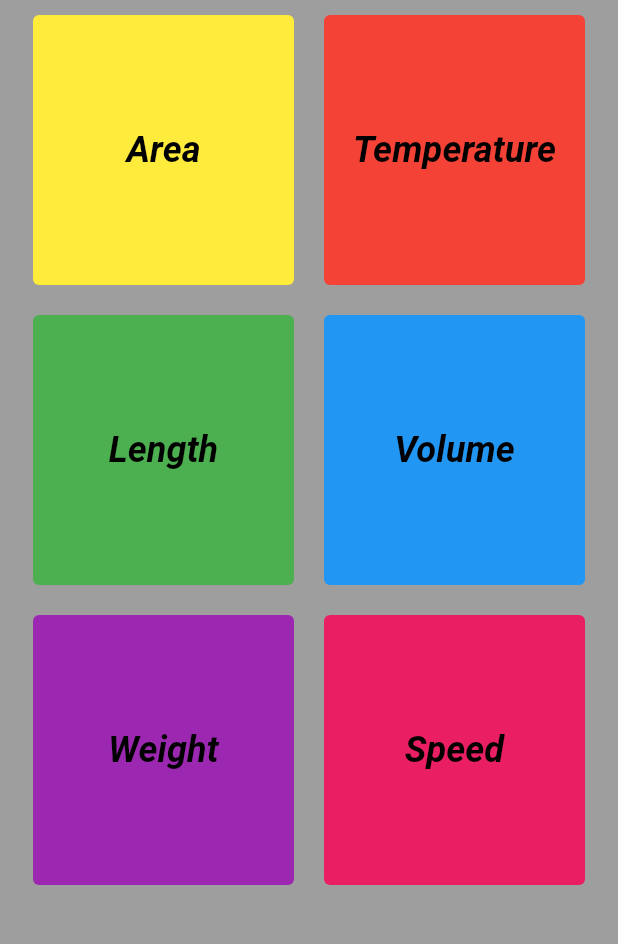
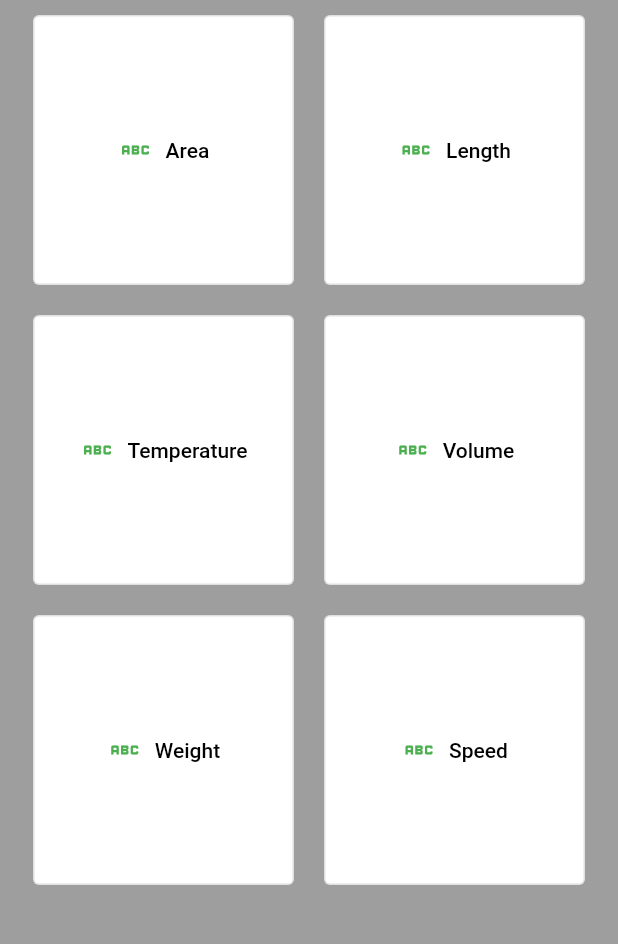
Before and after one commit to Salagoza/converter-app, a Flutter app: the screen it shows after launch, on a phone screen of 412 x 824 dp, the part 144-1088 px from its top. Run offline on Flutter 3.47's test engine with Material 2 defaults, Android fonts, the phone set to English and light mode, and no system bars; missing offline and left inert: dart:ffi.

Commit message:
Edit category button
-Add redirection & icons to each button

```diff
--- /dev/null
+++ b/lib/category_button_action.dart
@@ -0,0 +1,48 @@
+import 'dart:ui';
+
+import 'package:flutter/material.dart';
+
+class CategoryAction {
+  final Color color;
+  final String label;
+  final Color labelColor;
+  final IconData iconData;
+  final Color iconColor;
+  final void Function(BuildContext) callback;
+
+  CategoryAction({
+    this.color = Colors.blueGrey,
+    required this.label,
+    this.labelColor = Colors.white,
+    required this.iconData,
+    this.iconColor = Colors.white,
+    required this.callback,
+  });
+}
+
+class CategoryButton extends StatelessWidget {
+  final CategoryAction action;
+
+  const CategoryButton({
+    Key? key,
+    required this.action,
+  }) : super(key: key);
+
+  @override
+  Widget build(BuildContext context) {
+    return Expanded(child: Container(
+      padding: const EdgeInsets.all(10),
+      height: 200,
+      child:OutlinedButton.icon(
+        onPressed: () => action.callback.call(context),
+        style: OutlinedButton.styleFrom(
+          backgroundColor: action.color,
+          padding: const EdgeInsets.all(16.0),
+        ),
+        label: Text(action.label, style: TextStyle(color: action.labelColor)),
+        icon: Icon(action.iconData, color: action.iconColor),
+      ) ,
+
+    ));
+  }
+}
--- a/lib/main.dart
+++ b/lib/main.dart
@@ -1,4 +1,8 @@
 
+import 'dart:ffi';
+
+import 'package:converter_app/category_button_action.dart';
+import 'package:converter_app/test_page.dart';
 import 'package:flutter/material.dart';
 
 void main() {
@@ -9,7 +13,7 @@ class Homepage extends StatelessWidget {
   const Homepage({Key? key}) : super(key: key);
 
   // Method to create a category of unit
-  Widget createCategoryButton(Color c,String buttonLabel) {
+  Widget createCategoryButton(Color c,String buttonLabel,context,StatelessWidget widget) {
     return Expanded(
         child: Container(
           padding: const EdgeInsets.all(10),
@@ -25,7 +29,9 @@ class Homepage extends StatelessWidget {
                     fontWeight: FontWeight.bold)
             ),
             onPressed: () {
-              print(buttonLabel);
+              Navigator.push(
+                  context,
+                  MaterialPageRoute(builder: (context) => const TestPage()));
             },
           ),
         )
@@ -58,25 +64,80 @@ class Homepage extends StatelessWidget {
                 ),
               ),
                 Row(
-                    children: [createCategoryButton(Colors.yellow, "Area"),
-                      createCategoryButton(Colors.red, "Temperature")
-                    ]),
+                    children: [CategoryButton(action: CategoryAction(
+                      color: Colors.white,
+                      label: "Area",
+                      labelColor: Colors.black,
+                      iconData: Icons.abc,
+                      iconColor: Colors.green,
+                      callback: (context) {
+                        Navigator.of(context).push(MaterialPageRoute(builder: (_) => TestPage()));
+                      }
+                    )),
+                      CategoryButton(action: CategoryAction(
+                          color: Colors.white,
+                          label: "Length",
+                          labelColor: Colors.black,
+                          iconData: Icons.abc,
+                          iconColor: Colors.green,
+                          callback: (context) {
+                            Navigator.of(context).push(MaterialPageRoute(builder: (_) => TestPage()));
+                          }
+                      ))
+                    ],
+          ),
                 Row(
-                    children: [createCategoryButton(Colors.green, "Length"),
-                      createCategoryButton(Colors.blue, "Volume")]
+                  children: [CategoryButton(action: CategoryAction(
+                      color: Colors.white,
+                      label: "Temperature",
+                      labelColor: Colors.black,
+                      iconData: Icons.abc,
+                      iconColor: Colors.green,
+                      callback: (context) {
+                        Navigator.of(context).push(MaterialPageRoute(builder: (_) => TestPage()));
+                      }
+                  )),
+                    CategoryButton(action: CategoryAction(
+                        color: Colors.white,
+                        label: "Volume",
+                        labelColor: Colors.black,
+                        iconData: Icons.abc,
+                        iconColor: Colors.green,
+                        callback: (context) {
+                          Navigator.of(context).push(MaterialPageRoute(builder: (_) => TestPage()));
+                        }
+                    ))
+                  ],
                 ),
                 Row(
-                    children: [createCategoryButton(Colors.purple,"Weight"),
-                      createCategoryButton(Colors.pink,"Speed")]
+                  children: [CategoryButton(action: CategoryAction(
+                      color: Colors.white,
+                      label: "Weight",
+                      labelColor: Colors.black,
+                      iconData: Icons.abc,
+                      iconColor: Colors.green,
+                      callback: (context) {
+                        Navigator.of(context).push(MaterialPageRoute(builder: (_) => TestPage()));
+                      }
+                  )),
+                    CategoryButton(action: CategoryAction(
+                        color: Colors.white,
+                        label: "Speed",
+                        labelColor: Colors.black,
+                        iconData: Icons.abc,
+                        iconColor: Colors.green,
+                        callback: (context) {
+                          Navigator.of(context).push(MaterialPageRoute(builder: (_) => TestPage()));
+                        }
+                    ))
+                  ],
                 )
 
             ]
-          )
-            ,
           ),
         ),
       ),
-    );
+    ));
   }
 
 }
--- /dev/null
+++ b/lib/test_page.dart
@@ -0,0 +1,12 @@
+import 'package:flutter/cupertino.dart';
+
+class TestPage extends StatelessWidget {
+  const TestPage({Key? key}) : super(key: key);
+
+  @override
+  Widget build(BuildContext context) {
+    return SafeArea(
+      child: Text("Hello!!")
+    );
+  }
+}
```
